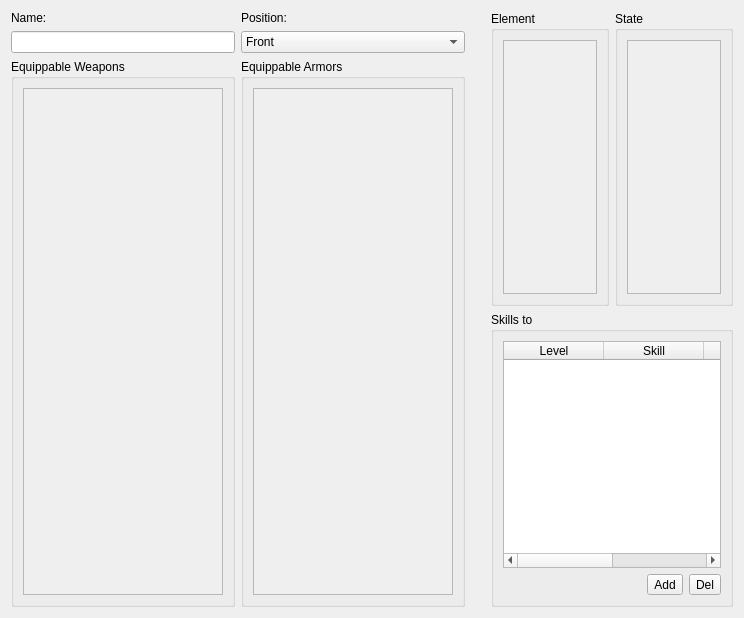
Qt form editors/classes/editclasses.ui (jowin202/YaRXP) before a commit.
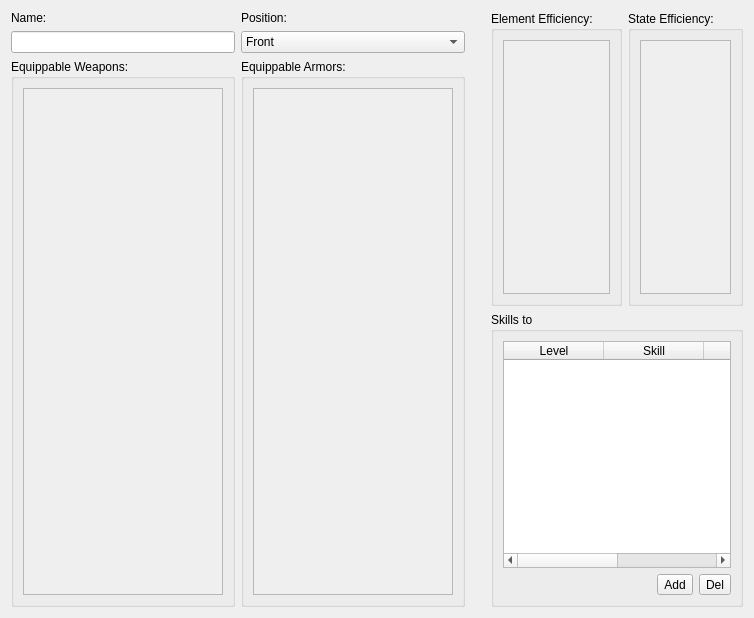
The same form after that commit. Custom widgets are drawn as their Qt base class.

The edit to the form file:
```diff
--- a/editors/classes/editclasses.ui
+++ b/editors/classes/editclasses.ui
@@ -14,12 +14,18 @@
    <string>Form</string>
   </property>
   <layout class="QGridLayout" name="gridLayout_5">
-   <item row="0" column="0">
+   <item row="2" column="0">
     <layout class="QGridLayout" name="gridLayout">
      <item row="2" column="1" rowspan="2">
       <widget class="QGroupBox" name="groupBox_2">
+       <property name="sizePolicy">
+        <sizepolicy hsizetype="Fixed" vsizetype="Preferred">
+         <horstretch>0</horstretch>
+         <verstretch>0</verstretch>
+        </sizepolicy>
+       </property>
        <property name="title">
-        <string>Equippable Armors</string>
+        <string>Equippable Armors:</string>
        </property>
        <layout class="QGridLayout" name="gridLayout_3">
         <item row="0" column="0">
@@ -60,8 +66,14 @@
       <layout class="QGridLayout" name="gridLayout_4">
        <item row="0" column="0">
         <widget class="QGroupBox" name="groupBox_3">
+         <property name="sizePolicy">
+          <sizepolicy hsizetype="Expanding" vsizetype="Preferred">
+           <horstretch>0</horstretch>
+           <verstretch>0</verstretch>
+          </sizepolicy>
+         </property>
          <property name="title">
-          <string>Element</string>
+          <string>Element Efficiency:</string>
          </property>
          <layout class="QGridLayout" name="gridLayout_10">
           <item row="0" column="0">
@@ -74,13 +86,20 @@
               <rect>
                <x>0</x>
                <y>0</y>
-               <width>106</width>
+               <width>113</width>
                <height>252</height>
               </rect>
              </property>
              <layout class="QGridLayout" name="gridLayout_12">
               <item row="0" column="0">
-               <widget class="ABCList" name="element_widget" native="true"/>
+               <widget class="ABCList" name="element_widget" native="true">
+                <property name="sizePolicy">
+                 <sizepolicy hsizetype="Expanding" vsizetype="Preferred">
+                  <horstretch>0</horstretch>
+                  <verstretch>0</verstretch>
+                 </sizepolicy>
+                </property>
+               </widget>
               </item>
              </layout>
             </widget>
@@ -91,6 +110,12 @@
        </item>
        <item row="1" column="0" colspan="2">
         <widget class="QGroupBox" name="groupBox_5">
+         <property name="sizePolicy">
+          <sizepolicy hsizetype="Expanding" vsizetype="Preferred">
+           <horstretch>0</horstretch>
+           <verstretch>0</verstretch>
+          </sizepolicy>
+         </property>
          <property name="title">
           <string>Skills to</string>
          </property>
@@ -157,8 +182,14 @@
        </item>
        <item row="0" column="1">
         <widget class="QGroupBox" name="groupBox_4">
+         <property name="sizePolicy">
+          <sizepolicy hsizetype="Expanding" vsizetype="Preferred">
+           <horstretch>0</horstretch>
+           <verstretch>0</verstretch>
+          </sizepolicy>
+         </property>
          <property name="title">
-          <string>State</string>
+          <string>State Efficiency:</string>
          </property>
          <layout class="QGridLayout" name="gridLayout_9">
           <item row="0" column="0">
@@ -171,13 +202,20 @@
               <rect>
                <x>0</x>
                <y>0</y>
-               <width>106</width>
+               <width>99</width>
                <height>252</height>
               </rect>
              </property>
              <layout class="QGridLayout" name="gridLayout_13">
               <item row="0" column="0">
-               <widget class="ABCList" name="state_widget" native="true"/>
+               <widget class="ABCList" name="state_widget" native="true">
+                <property name="sizePolicy">
+                 <sizepolicy hsizetype="Expanding" vsizetype="Preferred">
+                  <horstretch>0</horstretch>
+                  <verstretch>0</verstretch>
+                 </sizepolicy>
+                </property>
+               </widget>
               </item>
              </layout>
             </widget>
@@ -190,8 +228,14 @@
      </item>
      <item row="2" column="0" rowspan="2">
       <widget class="QGroupBox" name="groupBox">
+       <property name="sizePolicy">
+        <sizepolicy hsizetype="Fixed" vsizetype="Preferred">
+         <horstretch>0</horstretch>
+         <verstretch>0</verstretch>
+        </sizepolicy>
+       </property>
        <property name="title">
-        <string>Equippable Weapons</string>
+        <string>Equippable Weapons:</string>
        </property>
        <layout class="QGridLayout" name="gridLayout_2">
         <item row="0" column="0">
```
Left out of the diff: 9 changed lines with no effect on the pictures.
